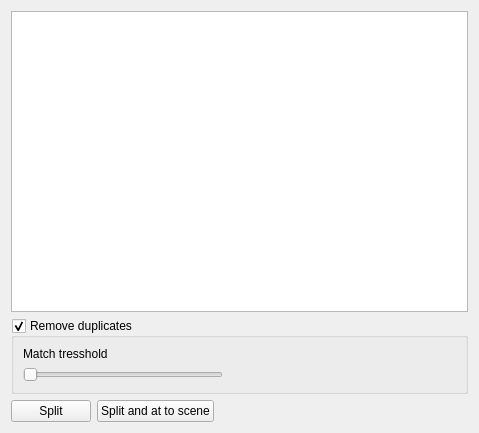
jreuss/tudimapper, file compound_widgets/split_widget/splitwidget.ui: the form before one commit.
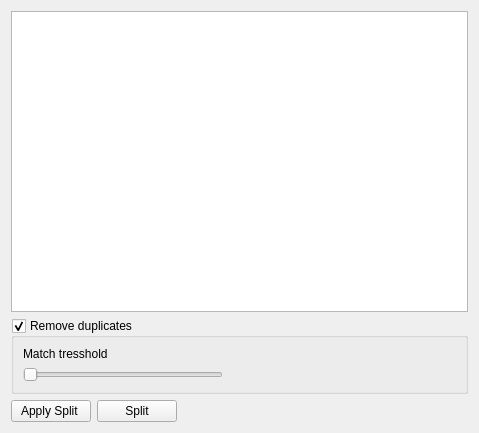
The form after the commit.

```diff
--- a/compound_widgets/split_widget/splitwidget.ui
+++ b/compound_widgets/split_widget/splitwidget.ui
@@ -72,16 +72,16 @@
    <item>
     <layout class="QHBoxLayout" name="horizontalLayout">
      <item>
-      <widget class="QPushButton" name="btn_split">
+      <widget class="QPushButton" name="btn_splitAndAdd">
        <property name="text">
-        <string>Split</string>
+        <string>Apply Split </string>
        </property>
       </widget>
      </item>
      <item>
-      <widget class="QPushButton" name="btn_splitAndAdd">
+      <widget class="QPushButton" name="btn_split">
        <property name="text">
-        <string>Split and at to scene</string>
+        <string>Split</string>
        </property>
       </widget>
      </item>
```
